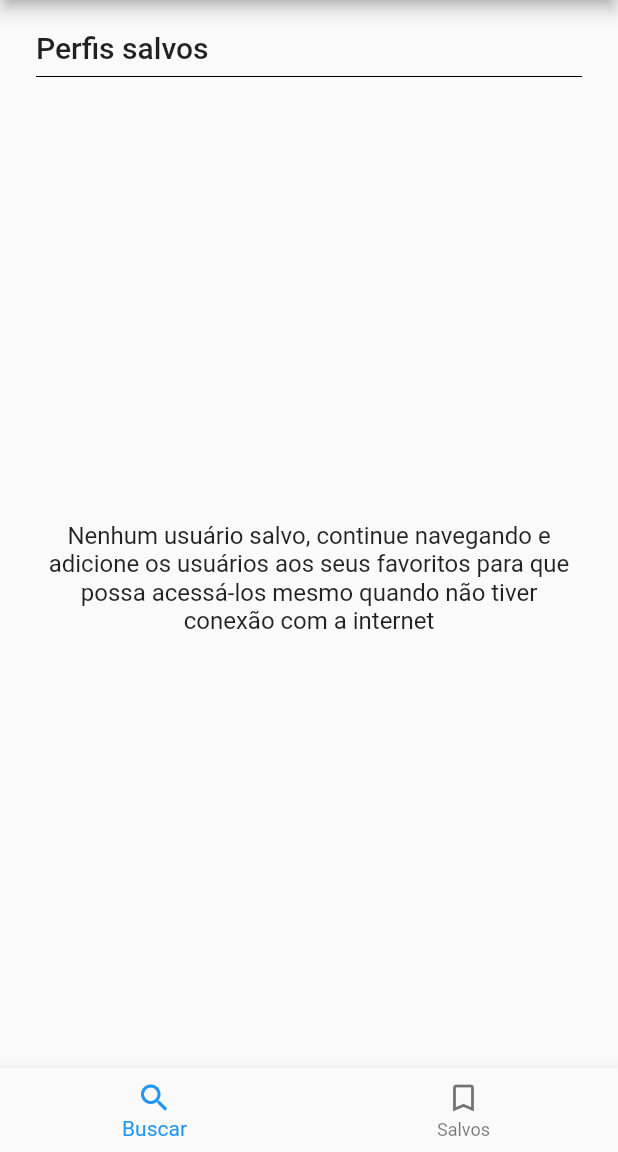
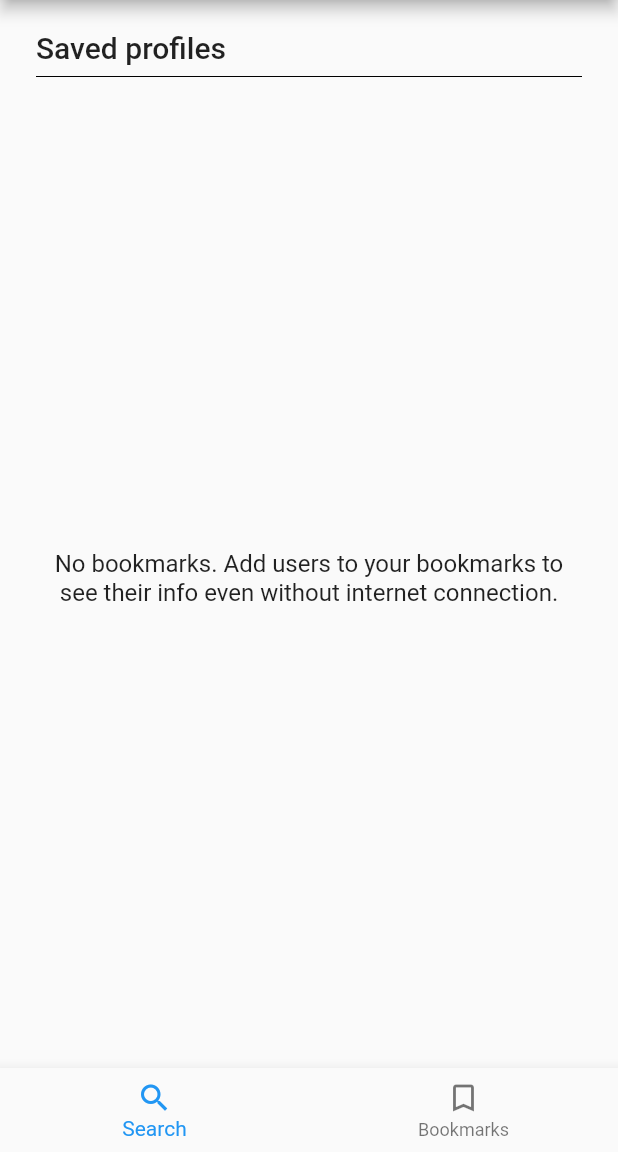
Before and after one commit to FabioXimenes/FlutterGithubProfileSearcher, a Flutter app: the screen it shows after launch, swiped to page 2, on a phone screen of 412 x 824 dp, the part 84-1236 px from its top. Run offline on Flutter 3.47's test engine with Material 2 defaults, Android fonts, the phone set to English and light mode, and no system bars; our stand-ins replace cached_network_image, dartz, data_connection_checker, equatable, flutter_mobx, get_it and 2 more; generated files the repository leaves out were written again.

Commit message:
translate strings from pt to en

```diff
--- a/lib/core/constants/app_failures_messages.dart
+++ b/lib/core/constants/app_failures_messages.dart
@@ -1,7 +1,9 @@
 class AppFailureMessages {
-  static const String SERVER_FAILURE = 'Aconteceu um problema com o servidor, tente novamente mais tarde';
+  static const String SERVER_FAILURE = 'Server unavailable. Try again later.';
   static const String INVALID_INPUT_FAILURE =
-      'Entrada inválida, o nome de busca não deve ser vazio';
-  static const String NO_USER_CACHED = 'Nenhum usuário salvo, continue navegando e adicione os usuários aos seus favoritos para que possa acessá-los mesmo quando não tiver conexão com a internet';
-  static const String NO_INTERNET_CONNECTION = 'Sem internet. Verifique sua conexão e tente novamente';
+      'Invalid input. Cannot search for a empty name.';
+  static const String NO_USER_CACHED =
+      'No bookmarks. Add users to your bookmarks to see their info even without internet connection.';
+  static const String NO_INTERNET_CONNECTION =
+      'No internet. Check your connection and try again.';
 }
--- a/lib/core/styles/themes.dart
+++ b/lib/core/styles/themes.dart
@@ -1,4 +1,5 @@
 import 'package:flutter/material.dart';
+import 'package:flutter/services.dart';
 
 class AppThemes {
   static ThemeData lightTheme = ThemeData(
--- a/lib/features/github/presentation/pages/bookmarks_page.dart
+++ b/lib/features/github/presentation/pages/bookmarks_page.dart
@@ -34,7 +34,7 @@ class _BookmarksPageState extends State<BookmarksPage> {
         child: Column(
           crossAxisAlignment: CrossAxisAlignment.start,
           children: [
-            PageTitle(title: 'Perfis salvos'),
+            PageTitle(title: 'Saved profiles'),
             Expanded(
               child: Observer(
                 builder: (context) =>
--- a/lib/features/github/presentation/pages/search_page.dart
+++ b/lib/features/github/presentation/pages/search_page.dart
@@ -44,7 +44,7 @@ class _SearchPageState extends State<SearchPage> {
         ),
         child: Column(
           children: [
-            PageTitle(title: 'Busque por um perfil'),
+            PageTitle(title: 'Search a profile'),
             Padding(
               padding: const EdgeInsets.symmetric(horizontal: 20.0),
               child: Form(
@@ -52,7 +52,7 @@ class _SearchPageState extends State<SearchPage> {
                 child: TextFormField(
                   controller: textController,
                   decoration: InputDecoration(
-                      hintText: 'Nome',
+                      hintText: 'Name',
                       suffixIcon: IconButton(
                         icon: Icon(Icons.search),
                         onPressed: _searchUsers,
@@ -61,7 +61,7 @@ class _SearchPageState extends State<SearchPage> {
                   onEditingComplete: _searchUsers,
                   validator: (value) {
                     return value == null || value == ''
-                        ? 'Digite o nome que deseja buscar'
+                        ? 'Type the name you want to search'
                         : null;
                   },
                 ),
@@ -90,7 +90,6 @@ Widget _getWidgetBasedOnStatus(UsersStore controller) {
   }
 
   return controller.users.users.isEmpty
-      ? NoUserFoundWidget(
-          message: 'Nenhum usuário encontrado com o nome informado')
+      ? NoUserFoundWidget(message: 'No user found with this name')
       : GithubUsersListWidget(usersEntity: controller.users);
 }
--- a/lib/features/github/presentation/pages/start_page.dart
+++ b/lib/features/github/presentation/pages/start_page.dart
@@ -29,6 +29,7 @@ class _StartPageState extends State<StartPage> {
     return Scaffold(
       appBar: AppBar(
         title: Text('Github'),
+        brightness: Brightness.dark,
       ),
       body: PageView(
           controller: pageController,
@@ -40,9 +41,9 @@ class _StartPageState extends State<StartPage> {
       bottomNavigationBar: BottomNavigationBar(
         currentIndex: currentIndex,
         items: [
-          BottomNavigationBarItem(icon: Icon(Icons.search), label: 'Buscar'),
+          BottomNavigationBarItem(icon: Icon(Icons.search), label: 'Search'),
           BottomNavigationBarItem(
-              icon: Icon(Icons.bookmark_outline), label: 'Salvos'),
+              icon: Icon(Icons.bookmark_outline), label: 'Bookmarks'),
         ],
         onTap: (index) {
           setState(() {
--- a/lib/features/github/presentation/widgets/profile_background_header_widget.dart
+++ b/lib/features/github/presentation/widgets/profile_background_header_widget.dart
@@ -23,7 +23,7 @@ class ProfileBackgroundHeaderWidget extends StatelessWidget {
         child: Align(
           alignment: Alignment.centerLeft,
           child: Text(
-            'Perfil',
+            'Profile',
             style: AppTypography.profileHeaderStyle(context),
           ),
         ),
--- a/lib/features/github/presentation/widgets/user_info_widget.dart
+++ b/lib/features/github/presentation/widgets/user_info_widget.dart
@@ -29,8 +29,8 @@ class UserInfoWidget extends StatelessWidget {
                     SnackBar(
                       content: Text(
                         controller.isSaved
-                            ? 'Usuário removido dos favoritos'
-                            : 'Usuário adicionado aos favoritos',
+                            ? 'User removed from bookmarks'
+                            : 'User added to bookmarks',
                       ),
                       duration: Duration(seconds: 1),
                     ),
@@ -60,7 +60,7 @@ class UserInfoWidget extends StatelessWidget {
                 // width: 120,
                 child: Text(
                   controller.userEntity.location ??
-                      'Localização não disponível',
+                      'Localization not available',
                   overflow: TextOverflow.ellipsis,
                   maxLines: 2,
                   style: AppTypography.subtitle(context),
@@ -75,7 +75,7 @@ class UserInfoWidget extends StatelessWidget {
               SizedBox(width: 10),
               Container(
                 child: Text(
-                  controller.userEntity.email ?? 'Email não disponível',
+                  controller.userEntity.email ?? 'Email not available',
                   style: AppTypography.subtitle(context),
                 ),
               ),
@@ -86,7 +86,7 @@ class UserInfoWidget extends StatelessWidget {
           Padding(
             padding: const EdgeInsets.all(10.0),
             child: Text(
-              controller.userEntity.bio ?? 'Nenhuma descrição',
+              controller.userEntity.bio ?? 'No description',
               style: AppTypography.bodyText(context),
             ),
           ),
```
